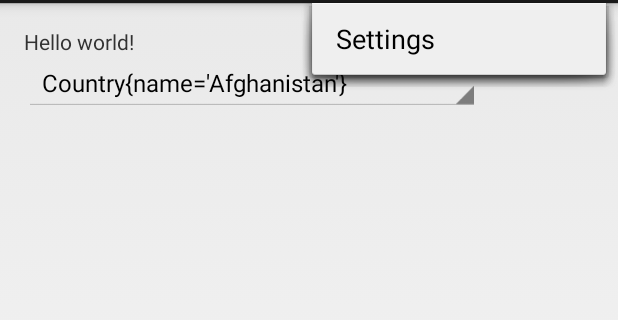
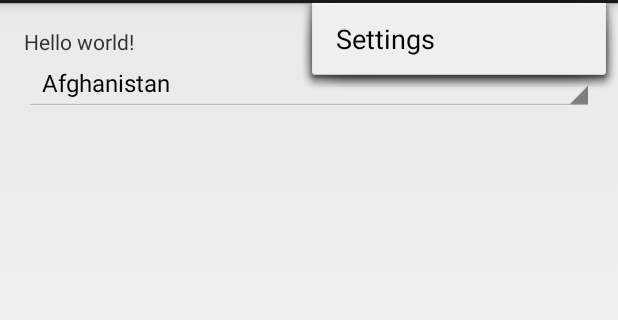
Before and after one commit to SnowdogApps/CountryList, an Android app: the screen it shows after launch (CountrListActivity), with the options menu open, on a phone screen of 412 x 824 dp, the part 69-389 px from its top. Run offline under Robolectric (Android 15) with nearby library versions, the phone set to English and light mode, and no system bars.

Commit message:
fixed Country.toString

```diff
--- a/app/src/main/java/snowdog/pl/countrylist/model/Country.java
+++ b/app/src/main/java/snowdog/pl/countrylist/model/Country.java
@@ -15,9 +15,7 @@ public class Country {
 
     @Override
     public String toString() {
-        return "Country{" +
-                "name='" + name + '\'' +
-                '}';
+        return name;
     }
 
     public String getCode() {
--- a/app/src/main/res/layout/fragment_countr_list.xml
+++ b/app/src/main/res/layout/fragment_countr_list.xml
@@ -16,7 +16,7 @@
 
     <Spinner
         android:id="@+id/spinner_countrylist"
-        android:layout_width="wrap_content"
+        android:layout_width="match_parent"
         android:layout_height="wrap_content"
         android:layout_alignParentLeft="true"
         android:layout_alignParentStart="true"
```
